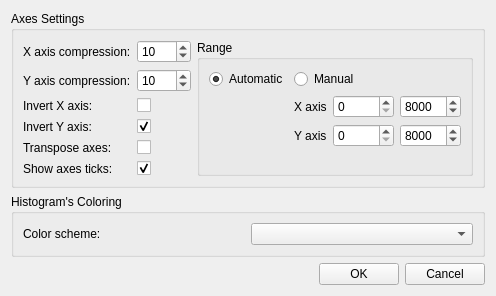
The window that ui_files/ui_tofe_graph_settings.ui (JYU-IBA/potku) describes before a commit, drawn with Qt 5.
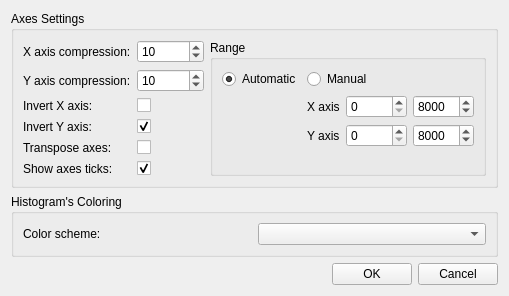
The same window after the commit.

```diff
--- a/ui_files/ui_tofe_graph_settings.ui
+++ b/ui_files/ui_tofe_graph_settings.ui
@@ -6,8 +6,8 @@
    <rect>
     <x>0</x>
     <y>0</y>
-    <width>429</width>
-    <height>279</height>
+    <width>509</width>
+    <height>296</height>
    </rect>
   </property>
   <property name="focusPolicy">
```
Left out of the diff: 19 changed lines with no effect on the pictures.
